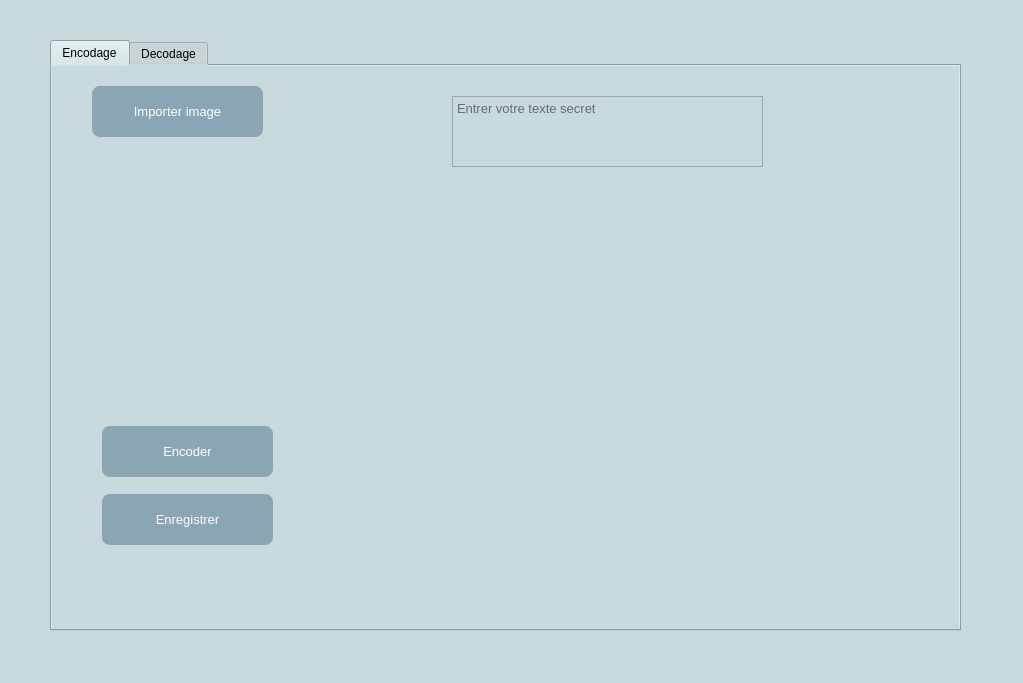
First picture: the form in mainWindow.ui, repository Syrina-Akai/Secret-message, before the edit.
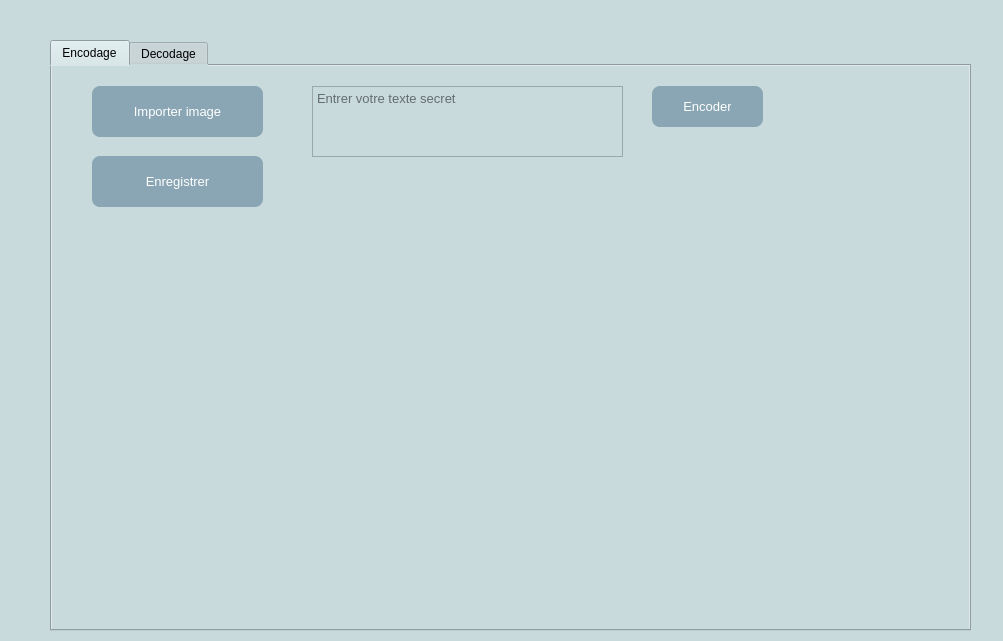
Second picture: the form after the edit.

Commit message: add exceptions, fix the ui/ux, able a bigger a size for the text

The edit to the form file:
```diff
--- a/mainWindow.ui
+++ b/mainWindow.ui
@@ -6,8 +6,8 @@
    <rect>
     <x>0</x>
     <y>0</y>
-    <width>1023</width>
-    <height>683</height>
+    <width>1003</width>
+    <height>641</height>
    </rect>
   </property>
   <property name="windowTitle">
@@ -21,7 +21,7 @@
     <rect>
      <x>50</x>
      <y>40</y>
-     <width>911</width>
+     <width>921</width>
      <height>591</height>
     </rect>
    </property>
@@ -35,8 +35,8 @@
     <widget class="QTextEdit" name="secretText_encodage">
      <property name="geometry">
       <rect>
-       <x>400</x>
-       <y>30</y>
+       <x>260</x>
+       <y>20</y>
        <width>311</width>
        <height>71</height>
       </rect>
@@ -54,7 +54,7 @@
      <property name="geometry">
       <rect>
        <x>260</x>
-       <y>130</y>
+       <y>100</y>
        <width>611</width>
        <height>411</height>
       </rect>
@@ -131,10 +131,10 @@
     <widget class="QPushButton" name="btn_encodage">
      <property name="geometry">
       <rect>
-       <x>50</x>
-       <y>360</y>
-       <width>171</width>
-       <height>51</height>
+       <x>600</x>
+       <y>20</y>
+       <width>111</width>
+       <height>41</height>
       </rect>
      </property>
      <property name="styleSheet">
@@ -189,8 +189,8 @@
     <widget class="QPushButton" name="btn_enregistrer">
      <property name="geometry">
       <rect>
-       <x>50</x>
-       <y>428</y>
+       <x>40</x>
+       <y>90</y>
        <width>171</width>
        <height>51</height>
       </rect>
```
Left out of the diff: 16 changed lines with no effect on the pictures. The commit also changes 3 other files.
